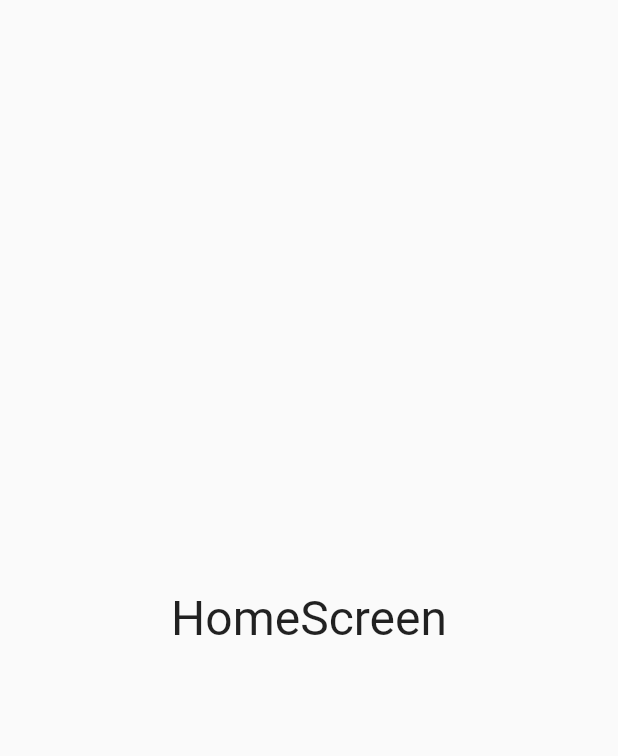
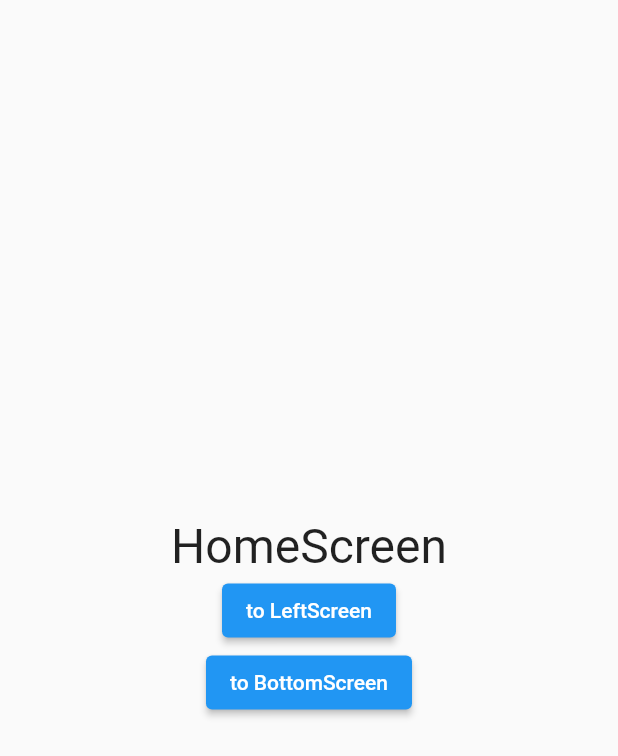
Before and after one commit to 1ym4kw/swipe_screen, a Flutter app: the screen it shows after launch, on a phone screen of 412 x 824 dp. Shown: the top 756 px of the screen. Run offline on Flutter 3.47's test engine with Material 2 defaults, Android fonts, the phone set to English and light mode, and no system bars.

```diff
--- a/example/lib/main.dart
+++ b/example/lib/main.dart
@@ -6,48 +6,86 @@ import 'package:flutter/material.dart';
 import 'package:swipe_screen/swipe_screen.dart';
 
 void main() {
-  runApp(MyApp());
+  runApp(const MyApp());
 }
 
 class MyApp extends StatelessWidget {
+  const MyApp({super.key});
+
   @override
   Widget build(BuildContext context) {
-    return MaterialApp(
+    return const MaterialApp(
       title: 'SwipeScreen',
       home: HomeScreen(),
     );
   }
 }
 
-class HomeScreen extends StatelessWidget {
+class HomeScreen extends StatefulWidget {
+  const HomeScreen({super.key});
+
+  @override
+  State<StatefulWidget> createState() => _HomeScreenState();
+}
+
+class _HomeScreenState extends State<HomeScreen> {
+
+  final SwipeMovement _movement = SwipeMovement();
+
   @override
   Widget build(BuildContext context) {
     return SwipeScreen(
       key: UniqueKey(),
-      swipeFromLeft: SwipeTransition(
+      movement: _movement,
+      swipeFromLeft: const SwipeTransition(
         screen: LeftScreen(),
         transitionType: TransitionType.push,
       ),
-      swipeFromTop: SwipeTransition(
+      swipeFromTop: const SwipeTransition(
         screen: TopScreen(),
         transitionType: TransitionType.push,
       ),
-      swipeFromRight: SwipeTransition(
+      swipeFromRight: const SwipeTransition(
         screen: RightScreen(),
         transitionType: TransitionType.push,
       ),
-      swipeFromBottom: SwipeTransition(
+      swipeFromBottom: const SwipeTransition(
         screen: BottomScreen(),
         transitionType: TransitionType.push,
       ),
       currentScreenBuilder: (ScrollController controller) {
-        return const Scaffold(
+        return Scaffold(
           body: Center(
-            child: Text(
-              'HomeScreen',
-              style: TextStyle(
-                fontSize: 32,
-              ),
+            child: Column(
+              mainAxisAlignment: MainAxisAlignment.center,
+              children: [
+                const Text(
+                  'HomeScreen',
+                  style: TextStyle(
+                    fontSize: 32,
+                  ),
+                ),
+                ElevatedButton(
+                  onPressed: () {
+                    setState(() {
+                      _movement.startTransition(SwipeDirection.fromLeft);
+                    });
+                  },
+                  child: const Text(
+                    'to LeftScreen',
+                  ),
+                ),
+                ElevatedButton(
+                  onPressed: () {
+                    setState(() {
+                      _movement.startTransition(SwipeDirection.fromBottom);
+                    });
+                  },
+                  child: const Text(
+                    'to BottomScreen',
+                  ),
+                ),
+              ],
             ),
           ),
         );
--- a/example/lib/screen_bottom.dart
+++ b/example/lib/screen_bottom.dart
@@ -3,11 +3,13 @@ import 'package:swipe_screen/swipe_screen.dart';
 import 'main.dart';
 
 class BottomScreen extends StatelessWidget {
+  const BottomScreen({super.key});
+
   @override
   Widget build(BuildContext context) {
     return SwipeScreen(
       key: UniqueKey(),
-      swipeFromTop: SwipeTransition(
+      swipeFromTop: const SwipeTransition(
         screen: HomeScreen(),
         transitionType: TransitionType.pop,
       ),
--- a/example/lib/screen_right.dart
+++ b/example/lib/screen_right.dart
@@ -3,11 +3,13 @@ import 'package:swipe_screen/swipe_screen.dart';
 import 'main.dart';
 
 class RightScreen extends StatelessWidget {
+  const RightScreen({super.key});
+
   @override
   Widget build(BuildContext context) {
     return SwipeScreen(
       key: UniqueKey(),
-      swipeFromLeft: SwipeTransition(
+      swipeFromLeft: const SwipeTransition(
         screen: HomeScreen(),
         transitionType: TransitionType.pop,
       ),
--- a/example/lib/screen_top.dart
+++ b/example/lib/screen_top.dart
@@ -4,11 +4,13 @@ import 'package:swipe_screen/swipe_screen.dart';
 import 'main.dart';
 
 class TopScreen extends StatelessWidget {
+  const TopScreen({super.key});
+
   @override
   Widget build(BuildContext context) {
     return SwipeScreen(
       key: UniqueKey(),
-      swipeFromBottom: SwipeTransition(
+      swipeFromBottom: const SwipeTransition(
         screen: HomeScreen(),
         transitionType: TransitionType.pop,
       ),
--- /dev/null
+++ b/lib/src/movement.dart
@@ -0,0 +1,21 @@
+library swipe_screen;
+
+/*
+  Copyright 2022 Ka10008 All rights reserved.
+  Released under the MIT License
+  https://opensource.org/licenses/MIT
+ */
+
+import 'swipe_screen.dart';
+
+class SwipeMovement {
+  SwipeDirection _direction = SwipeDirection.none;
+
+  SwipeDirection get direction {
+    return _direction;
+  }
+
+  void startTransition(SwipeDirection direction) {
+    _direction = direction;
+  }
+}
--- a/lib/swipe_screen.dart
+++ b/lib/swipe_screen.dart
@@ -1,4 +1,5 @@
 library swipe_screen;
 
+export 'src/movement.dart';
 export 'src/swipe_screen.dart';
 export 'src/transition.dart';
```
Also changed, not shown: example/lib/screen_left.dart (+22 -3 lines), lib/src/swipe_screen.dart (+75 -0 lines), example/pubspec.lock.
